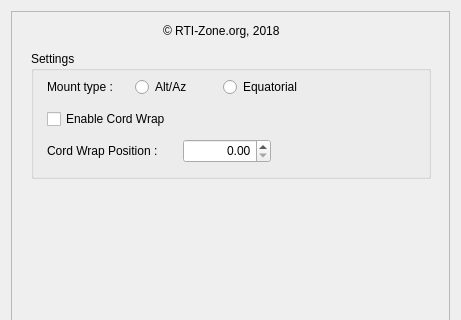
rpineau/SkyPortalWiFi, file SkyPortalWiFi.ui: the form before one commit; both pictures show x 0 to 461 and y 0 to 320 of the 461 by 634 pixel window.
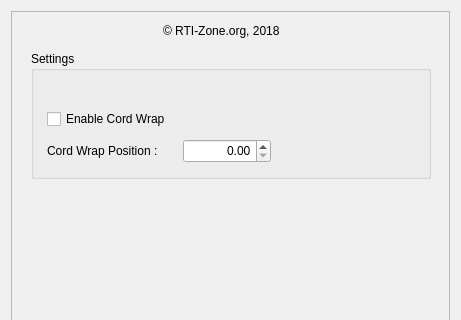
The form after the commit. Custom widgets are drawn as their Qt base class.

Commit message: Use the x2 name in the mountlist to select between Alt-Az and Equatorial.

Diff of the .ui file:
```diff
--- a/SkyPortalWiFi.ui
+++ b/SkyPortalWiFi.ui
@@ -108,22 +108,6 @@
       <property name="title">
        <string>Settings</string>
       </property>
-      <widget class="QLabel" name="label_7">
-       <property name="geometry">
-        <rect>
-         <x>16</x>
-         <y>24</y>
-         <width>88</width>
-         <height>24</height>
-        </rect>
-       </property>
-       <property name="text">
-        <string>Mount type :</string>
-       </property>
-       <property name="alignment">
-        <set>Qt::AlignLeading|Qt::AlignLeft|Qt::AlignVCenter</set>
-       </property>
-      </widget>
       <widget class="QCheckBox" name="enableCordWrap">
        <property name="geometry">
         <rect>
@@ -169,32 +153,6 @@
         <set>Qt::AlignLeading|Qt::AlignLeft|Qt::AlignVCenter</set>
        </property>
       </widget>
-      <widget class="QRadioButton" name="radioButton">
-       <property name="geometry">
-        <rect>
-         <x>104</x>
-         <y>24</y>
-         <width>72</width>
-         <height>24</height>
-        </rect>
-       </property>
-       <property name="text">
-        <string>Alt/Az</string>
-       </property>
-      </widget>
-      <widget class="QRadioButton" name="radioButton_2">
-       <property name="geometry">
-        <rect>
-         <x>192</x>
-         <y>24</y>
-         <width>104</width>
-         <height>24</height>
-        </rect>
-       </property>
-       <property name="text">
-        <string>Equatorial</string>
-       </property>
-      </widget>
      </widget>
      <widget class="QLabel" name="label_5">
       <property name="geometry">
```
The commit also changes 8 other files.
